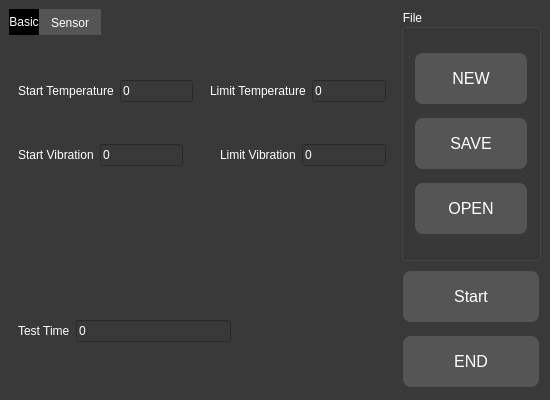
Qt form UI/ConfigurationUI.ui (MunyaradziMagura/Discrete-Event-Simulation) before a commit.
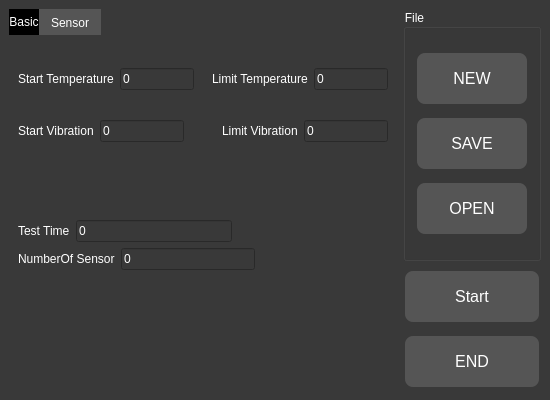
The same form after that commit.

Commit message:
Number of Sensors
The "Number of Sensors" input box is added according to the needs of other modules.

```diff
--- a/UI/ConfigurationUI.ui
+++ b/UI/ConfigurationUI.ui
@@ -61,7 +61,7 @@
         color: white
 }</string>
    </property>
-   <layout class="QHBoxLayout" name="horizontalLayout" stretch="11,4">
+   <layout class="QHBoxLayout" name="horizontalLayout" stretch="0,4">
     <item>
      <widget class="QTabWidget" name="tabWidget">
       <property name="minimumSize">
@@ -113,9 +113,7 @@
        <attribute name="title">
         <string>Basic</string>
        </attribute>
-       <layout class="QVBoxLayout" name="verticalLayout_19">
-        <item>
-         <layout class="QVBoxLayout" name="verticalLayout_2" stretch="6,0,2,0">
+       <layout class="QVBoxLayout" name="verticalLayout_2">
           <item>
            <layout class="QHBoxLayout" name="horizontalLayout_2">
             <item>
@@ -330,19 +328,6 @@
             </item>
            </layout>
           </item>
-          <item>
-           <spacer name="verticalSpacer_26">
-            <property name="orientation">
-             <enum>Qt::Vertical</enum>
-            </property>
-            <property name="sizeHint" stdset="0">
-             <size>
-              <width>20</width>
-              <height>40</height>
-             </size>
-            </property>
-           </spacer>
-          </item>
           <item>
            <layout class="QHBoxLayout" name="horizontalLayout_25">
             <item>
@@ -375,7 +360,38 @@
            </layout>
           </item>
           <item>
-           <spacer name="verticalSpacer_32">
+         <layout class="QHBoxLayout" name="horizontalLayout_26">
+          <item>
+           <widget class="QLabel" name="label_34">
+            <property name="text">
+             <string>NumberOf Sensor</string>
+            </property>
+           </widget>
+          </item>
+          <item>
+           <widget class="QLineEdit" name="lineEdit_number_of_sensor">
+            <property name="text">
+             <string>0</string>
+            </property>
+           </widget>
+          </item>
+          <item>
+           <spacer name="horizontalSpacer_6">
+            <property name="orientation">
+             <enum>Qt::Horizontal</enum>
+            </property>
+            <property name="sizeHint" stdset="0">
+             <size>
+              <width>40</width>
+              <height>20</height>
+             </size>
+            </property>
+           </spacer>
+          </item>
+         </layout>
+        </item>
+        <item>
+         <spacer name="verticalSpacer_9">
             <property name="orientation">
              <enum>Qt::Vertical</enum>
             </property>
@@ -386,8 +402,6 @@
              </size>
             </property>
            </spacer>
-          </item>
-         </layout>
         </item>
        </layout>
       </widget>
```
Left out of the diff: 2 changed lines with no effect on the pictures. Lines whose indentation alone changed are shown as unchanged. The commit also changes 3 other files.
